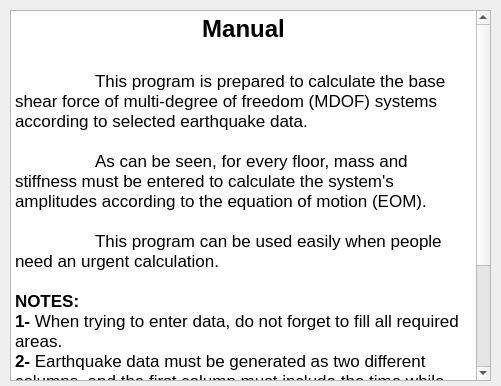
Qt form manual.ui (alitatici/VisualizationOfCodes) before a commit.
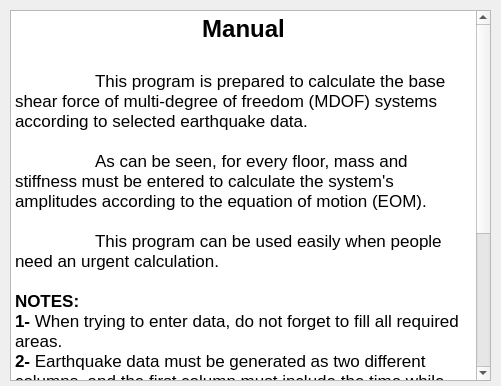
The same form after that commit. Icons and pictures are not drawn.

Diff of the .ui file:
```diff
--- a/manual.ui
+++ b/manual.ui
@@ -1302,9 +1302,11 @@
 &lt;p style=&quot; margin-top:0px; margin-bottom:0px; margin-left:0px; margin-right:0px; -qt-block-indent:0; text-indent:0px;&quot;&gt;&lt;span style=&quot; font-weight:600;&quot;&gt;1- &lt;/span&gt;When trying to enter data, do not forget to fill all required areas. &lt;/p&gt;
 &lt;p style=&quot; margin-top:0px; margin-bottom:0px; margin-left:0px; margin-right:0px; -qt-block-indent:0; text-indent:0px;&quot;&gt;&lt;span style=&quot; font-weight:600;&quot;&gt;2- &lt;/span&gt;Earthquake data must be generated as two different columns, and the first column must include the time while the second one includes acceleration.&lt;/p&gt;
 &lt;p style=&quot; margin-top:0px; margin-bottom:0px; margin-left:0px; margin-right:0px; -qt-block-indent:0; text-indent:0px;&quot;&gt;&lt;span style=&quot; font-weight:600;&quot;&gt;3- &lt;/span&gt;Earthquake data file must not have additional information in the first row.&lt;/p&gt;
-&lt;p style=&quot; margin-top:0px; margin-bottom:0px; margin-left:0px; margin-right:0px; -qt-block-indent:0; text-indent:0px;&quot;&gt;&lt;span style=&quot; font-weight:600;&quot;&gt;4- &lt;/span&gt;Seperator can be all dot ('.'), comma (','),or space (' ').&lt;/p&gt;
+&lt;p style=&quot; margin-top:0px; margin-bottom:0px; margin-left:0px; margin-right:0px; -qt-block-indent:0; text-indent:0px;&quot;&gt;&lt;span style=&quot; font-weight:600;&quot;&gt;4- &lt;/span&gt;Seperator can be both comma (' , '), or space (' '). (cannot be dot(' . ')&lt;/p&gt;
 &lt;p style=&quot; margin-top:0px; margin-bottom:0px; margin-left:0px; margin-right:0px; -qt-block-indent:0; text-indent:0px;&quot;&gt;&lt;span style=&quot; font-weight:600;&quot;&gt;5- &lt;/span&gt;Damping raito is set as 0.05.&lt;/p&gt;
-&lt;p style=&quot; margin-top:0px; margin-bottom:0px; margin-left:0px; margin-right:0px; -qt-block-indent:0; text-indent:0px;&quot;&gt;&lt;span style=&quot; font-weight:600;&quot;&gt;6- &lt;/span&gt;Newmark Method is used to evaluate dynamic response numerically.&lt;/p&gt;&lt;/body&gt;&lt;/html&gt;</string>
+&lt;p style=&quot; margin-top:0px; margin-bottom:0px; margin-left:0px; margin-right:0px; -qt-block-indent:0; text-indent:0px;&quot;&gt;&lt;span style=&quot; font-weight:600;&quot;&gt;6- &lt;/span&gt;Newmark Method is used to evaluate dynamic response numerically.&lt;/p&gt;
+&lt;p style=&quot; margin-top:0px; margin-bottom:0px; margin-left:0px; margin-right:0px; -qt-block-indent:0; text-indent:0px;&quot;&gt;&lt;span style=&quot; font-weight:600;&quot;&gt;7- &lt;/span&gt;Earthquake data must be taken from &lt;a href=&quot;https://tadas.afad.gov.tr/list-event&quot;&gt;&lt;span style=&quot; text-decoration: underline; color:#0068da;&quot;&gt;https://tadas.afad.gov.tr/list-event.&lt;/span&gt;&lt;/a&gt;&lt;/p&gt;
+&lt;p style=&quot;-qt-paragraph-type:empty; margin-top:0px; margin-bottom:0px; margin-left:0px; margin-right:0px; -qt-block-indent:0; text-indent:0px; text-decoration: underline; color:#0068da;&quot;&gt;&lt;br /&gt;&lt;/p&gt;&lt;/body&gt;&lt;/html&gt;</string>
    </property>
    <property name="textInteractionFlags">
     <set>Qt::TextSelectableByKeyboard|Qt::TextSelectableByMouse</set>
```
